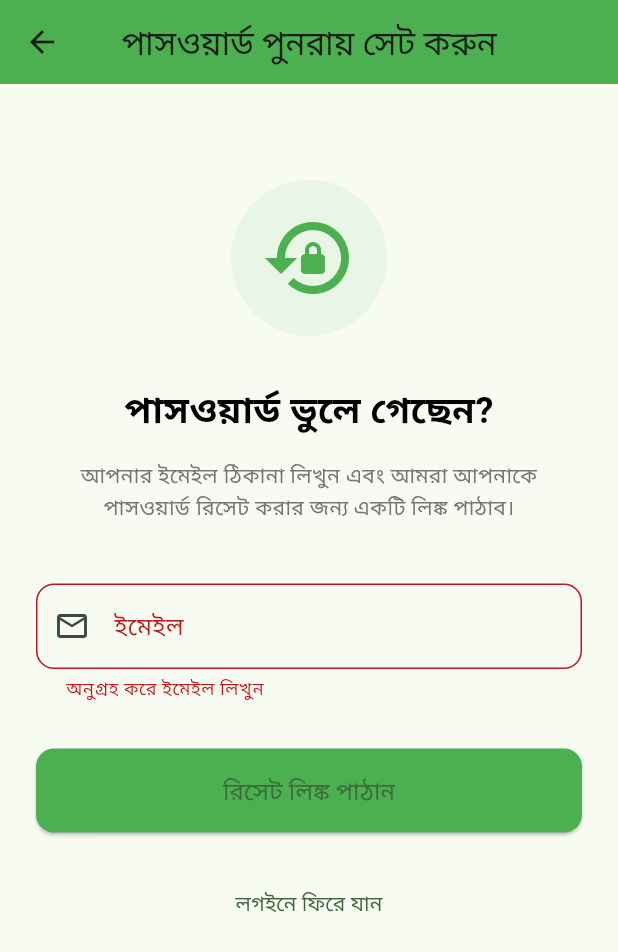
After one commit to KrishiBondhu/krishi_bondhu_app_bd, a Flutter app: the ForgotPasswordScreen screen opened directly, after a tap on "রিসেট লিঙ্ক পাঠান", on a phone screen of 412 x 824 dp. The commit adds this screen. Shown: the top 952 px of the screen. Run offline on Flutter 3.47's test engine with Material 3 defaults, Android fonts, the phone set to English and light mode, and no system bars; our stand-ins replace email_validator, flutter_tts, shared_preferences, speech_to_text; accounts and stored records are empty; Roboto replaces fonts that are missing (Poppins).

Commit message:
Fix weather card overflow and add missing dependencies
- Changed GridView childAspectRatio from 1.5 to 1.1 for proper card height
- Reduced padding and font sizes in weather data cards
- Added resizeToAvoidBottomInset to auth screens for keyboard handling
- Added Firebase, Gemini AI, and other missing packages
- Created forgot_password_screen and settings_screen with placeholders
- Added AppColors.textSecondary color constant

```diff
--- /dev/null
+++ b/lib/screens/auth/forgot_password_screen.dart
@@ -0,0 +1,191 @@
+import 'package:flutter/material.dart';
+import '../../utils/constants.dart';
+// import '../../services/auth_service.dart';
+
+class ForgotPasswordScreen extends StatefulWidget {
+  const ForgotPasswordScreen({super.key});
+
+  @override
+  State<ForgotPasswordScreen> createState() => _ForgotPasswordScreenState();
+}
+
+class _ForgotPasswordScreenState extends State<ForgotPasswordScreen> {
+  final _formKey = GlobalKey<FormState>();
+  final _emailController = TextEditingController();
+  // final _authService = AuthService();
+  bool _isLoading = false;
+
+  @override
+  void dispose() {
+    _emailController.dispose();
+    super.dispose();
+  }
+
+  Future<void> _sendResetEmail() async {
+    if (!_formKey.currentState!.validate()) return;
+
+    setState(() {
+      _isLoading = true;
+    });
+
+    try {
+      // await _authService.sendPasswordResetEmail(_emailController.text.trim());
+      // TODO: Implement password reset functionality
+
+      if (mounted) {
+        // Show success dialog
+        showDialog(
+          context: context,
+          builder: (context) => AlertDialog(
+            icon: const Icon(Icons.email,
+                size: 48, color: AppColors.primaryGreen),
+            title: const Text('ইমেইল পাঠানো হয়েছে'),
+            content: Text(
+              'পাসওয়ার্ড রিসেট লিঙ্ক ${_emailController.text} এ পাঠানো হয়েছে\n\nঅনুগ্রহ করে আপনার ইমেইল চেক করুন এবং পাসওয়ার্ড রিসেট করতে লিঙ্কে ক্লিক করুন।',
+            ),
+            actions: [
+              TextButton(
+                onPressed: () {
+                  Navigator.pop(context); // Close dialog
+                  Navigator.pop(context); // Go back to login
+                },
+                child: const Text('ঠিক আছে'),
+              ),
+            ],
+          ),
+        );
+      }
+    } catch (e) {
+      if (mounted) {
+        ScaffoldMessenger.of(context).showSnackBar(
+          SnackBar(
+            content: Text(e.toString()),
+            backgroundColor: Colors.red,
+          ),
+        );
+      }
+    } finally {
+      if (mounted) {
+        setState(() {
+          _isLoading = false;
+        });
+      }
+    }
+  }
+
+  @override
+  Widget build(BuildContext context) {
+    return Scaffold(
+      resizeToAvoidBottomInset: true,
+      appBar: AppBar(
+        title: const Text('পাসওয়ার্ড পুনরায় সেট করুন'),
+        backgroundColor: AppColors.primaryGreen,
+      ),
+      body: SafeArea(
+        child: SingleChildScrollView(
+          padding: const EdgeInsets.all(24),
+          child: Form(
+            key: _formKey,
+            child: Column(
+              crossAxisAlignment: CrossAxisAlignment.stretch,
+              children: [
+                const SizedBox(height: 40),
+
+                // Icon
+                Container(
+                  padding: const EdgeInsets.all(20),
+                  decoration: BoxDecoration(
+                    color: AppColors.lightGreen.withValues(alpha: 0.3),
+                    shape: BoxShape.circle,
+                  ),
+                  child: const Icon(
+                    Icons.lock_reset,
+                    size: 64,
+                    color: AppColors.primaryGreen,
+                  ),
+                ),
+
+                const SizedBox(height: 32),
+
+                // Title
+                Text(
+                  'পাসওয়ার্ড ভুলে গেছেন?',
+                  style: AppTextStyles.heading2.copyWith(
+                    fontWeight: FontWeight.bold,
+                  ),
+                  textAlign: TextAlign.center,
+                ),
+
+                const SizedBox(height: 16),
+
+                // Description
+                Text(
+                  'আপনার ইমেইল ঠিকানা লিখুন এবং আমরা আপনাকে পাসওয়ার্ড রিসেট করার জন্য একটি লিঙ্ক পাঠাব।',
+                  style: AppTextStyles.body.copyWith(
+                    color: AppColors.textSecondary,
+                  ),
+                  textAlign: TextAlign.center,
+                ),
+
+                const SizedBox(height: 40),
+
+                // Email field
+                TextFormField(
+                  controller: _emailController,
+                  keyboardType: TextInputType.emailAddress,
+                  decoration: const InputDecoration(
+                    labelText: 'ইমেইল',
+                    hintText: 'আপনার ইমেইল লিখুন',
+                    prefixIcon: Icon(Icons.email_outlined),
+                  ),
+                  validator: (value) {
+                    if (value == null || value.isEmpty) {
+                      return 'অনুগ্রহ করে ইমেইল লিখুন';
+                    }
+                    if (!value.contains('@')) {
+                      return 'অনুগ্রহ করে সঠিক ইমেইল লিখুন';
+                    }
+                    return null;
+                  },
+                ),
+
+                const SizedBox(height: 32),
+
+                // Send button
+                ElevatedButton(
+                  onPressed: _isLoading ? null : _sendResetEmail,
+                  style: ElevatedButton.styleFrom(
+                    padding: const EdgeInsets.symmetric(vertical: 16),
+                    backgroundColor: AppColors.primaryGreen,
+                  ),
+                  child: _isLoading
+                      ? const SizedBox(
+                          height: 20,
+                          width: 20,
+                          child: CircularProgressIndicator(
+                            strokeWidth: 2,
+                            valueColor:
+                                AlwaysStoppedAnimation<Color>(Colors.white),
+                          ),
+                        )
+                      : const Text(
+                          'রিসেট লিঙ্ক পাঠান',
+                          style: TextStyle(fontSize: 16),
+                        ),
+                ),
+
+                const SizedBox(height: 24),
+
+                // Back to login
+                TextButton(
+                  onPressed: () => Navigator.pop(context),
+                  child: const Text('লগইনে ফিরে যান'),
+                ),
+              ],
+            ),
+          ),
+        ),
+      ),
+    );
+  }
+}
--- a/lib/screens/auth/login_screen.dart
+++ b/lib/screens/auth/login_screen.dart
@@ -86,6 +86,7 @@ class _LoginScreenState extends State<LoginScreen> {
   @override
   Widget build(BuildContext context) {
     return Scaffold(
+      resizeToAvoidBottomInset: true,
       backgroundColor: Theme.of(context).colorScheme.surface,
       body: SafeArea(
         child: SingleChildScrollView(
--- a/lib/screens/auth/signup_screen.dart
+++ b/lib/screens/auth/signup_screen.dart
@@ -94,6 +94,7 @@ class _SignupScreenState extends State<SignupScreen> {
   @override
   Widget build(BuildContext context) {
     return Scaffold(
+      resizeToAvoidBottomInset: true,
       backgroundColor: Theme.of(context).colorScheme.surface,
       appBar: AppBar(
         backgroundColor: Colors.transparent,
--- a/lib/utils/constants.dart
+++ b/lib/utils/constants.dart
@@ -1,5 +1,7 @@
 import 'package:flutter/material.dart';
+
 const String kOpenWeatherApiKey = "4fa4e0c1e03c2e989b915bec887f48e1";
+
 /// Application constants and color definitions
 class AppColors {
   static const Color primaryGreen = Color(0xFF4CAF50);
@@ -10,6 +12,7 @@ class AppColors {
   static const Color grey = Colors.grey;
   static const Color lightGrey = Color(0xFFF5F5F5);
   static const Color cardBackground = Color(0xFFF8F9FA);
+  static const Color textSecondary = Color(0xFF757575);
 }
 
 /// Text style constants
```
Also changed, not shown: lib/screens/settings/settings_screen.dart (added, +55 -0 lines), lib/screens/weather/weather_detail_screen.dart (+19 -19 lines), lib/screens/weather/weather_full_screen.dart (+17 -16 lines), pubspec.yaml (+18 -4 lines), pubspec.lock, 5 other files.
